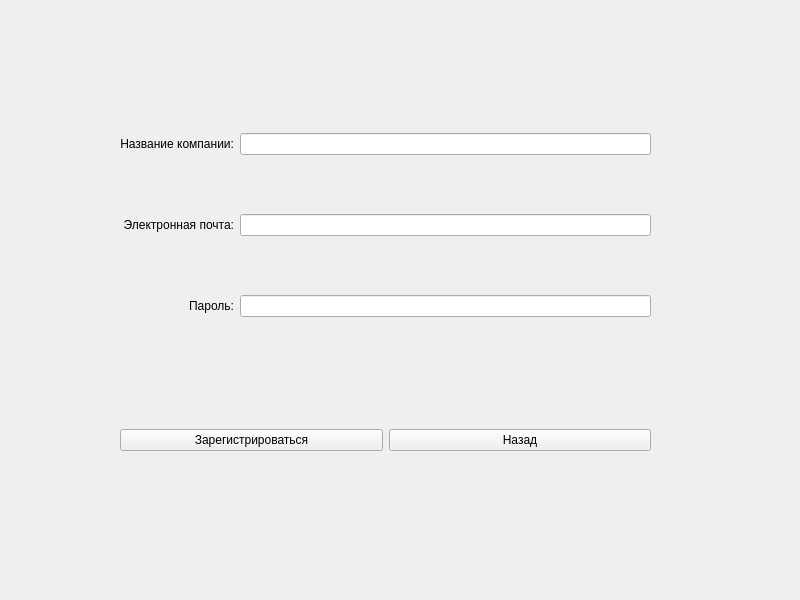
Qt form GreyHound/registerpageforemployer.ui (ProteusP/GreyHound-hiring-desktop-app) before a commit.
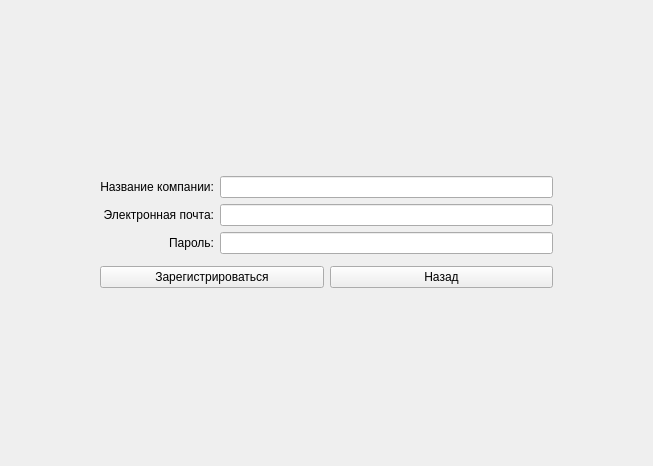
The same form after that commit.

Patch:
```diff
--- a/GreyHound/registerpageforemployer.ui
+++ b/GreyHound/registerpageforemployer.ui
@@ -6,48 +6,27 @@
    <rect>
     <x>0</x>
     <y>0</y>
-    <width>800</width>
-    <height>600</height>
+    <width>653</width>
+    <height>466</height>
    </rect>
   </property>
   <property name="windowTitle">
    <string>Form</string>
   </property>
-  <widget class="QWidget" name="horizontalLayoutWidget">
-   <property name="geometry">
-    <rect>
-     <x>120</x>
-     <y>400</y>
-     <width>531</width>
-     <height>80</height>
-    </rect>
+  <layout class="QGridLayout" name="gridLayout_2">
+   <property name="leftMargin">
+    <number>100</number>
    </property>
-   <layout class="QHBoxLayout" name="horizontalLayout">
-    <item>
-     <widget class="QPushButton" name="registrationPB_employer">
-      <property name="text">
-       <string>Зарегистрироваться</string>
-      </property>
-     </widget>
-    </item>
-    <item>
-     <widget class="QPushButton" name="backToStatusPB">
-      <property name="text">
-       <string>Назад</string>
-      </property>
-     </widget>
-    </item>
-   </layout>
-  </widget>
-  <widget class="QWidget" name="layoutWidget">
-   <property name="geometry">
-    <rect>
-     <x>120</x>
-     <y>80</y>
-     <width>531</width>
-     <height>291</height>
-    </rect>
+   <property name="topMargin">
+    <number>170</number>
+   </property>
+   <property name="rightMargin">
+    <number>100</number>
+   </property>
+   <property name="bottomMargin">
+    <number>170</number>
    </property>
+   <item row="0" column="0">
    <layout class="QGridLayout" name="gridLayout">
     <item row="1" column="1">
      <widget class="QLineEdit" name="registrationLineEditEmailEmployer"/>
@@ -76,7 +55,14 @@
      </widget>
     </item>
     <item row="0" column="1">
-     <widget class="QLineEdit" name="registrationLineEditCompanyNameEmployer"/>
+      <widget class="QLineEdit" name="registrationLineEditCompanyNameEmployer">
+       <property name="minimumSize">
+        <size>
+         <width>300</width>
+         <height>0</height>
+        </size>
+       </property>
+      </widget>
     </item>
     <item row="0" column="0">
      <widget class="QLabel" name="registrationLabelCompanyNameEmployer">
@@ -89,7 +75,26 @@
      </widget>
     </item>
    </layout>
-  </widget>
+   </item>
+   <item row="1" column="0">
+    <layout class="QHBoxLayout" name="horizontalLayout">
+     <item>
+      <widget class="QPushButton" name="registrationPB_employer">
+       <property name="text">
+        <string>Зарегистрироваться</string>
+       </property>
+      </widget>
+     </item>
+     <item>
+      <widget class="QPushButton" name="backToStatusPB">
+       <property name="text">
+        <string>Назад</string>
+       </property>
+      </widget>
+     </item>
+    </layout>
+   </item>
+  </layout>
  </widget>
  <resources/>
  <connections/>
```
Lines whose indentation alone changed are shown as unchanged.
